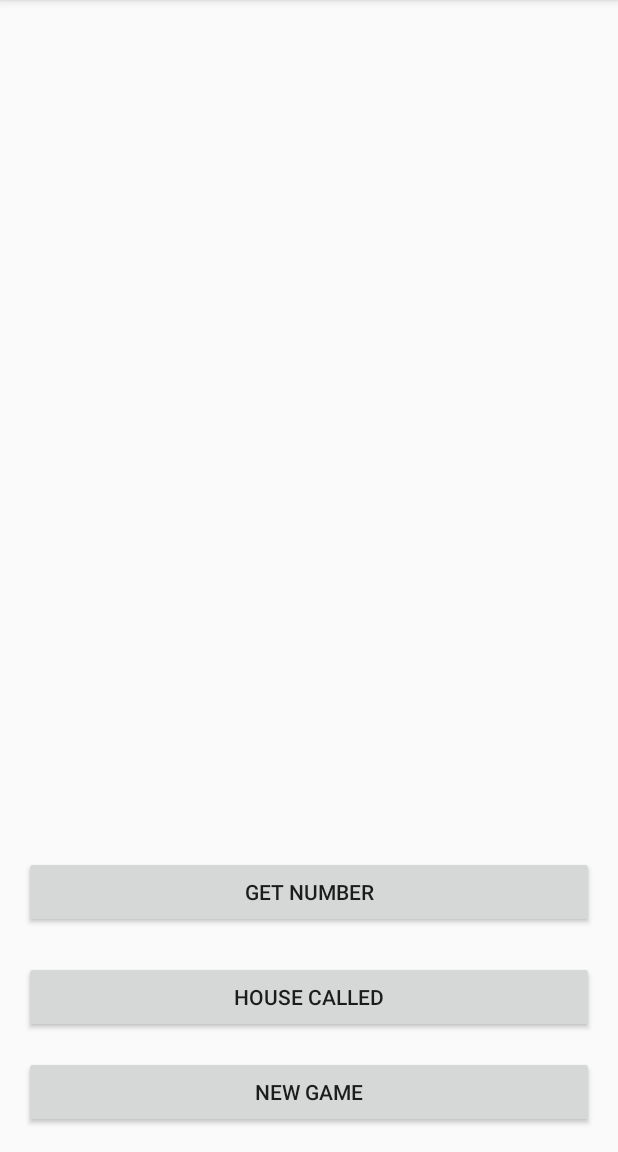
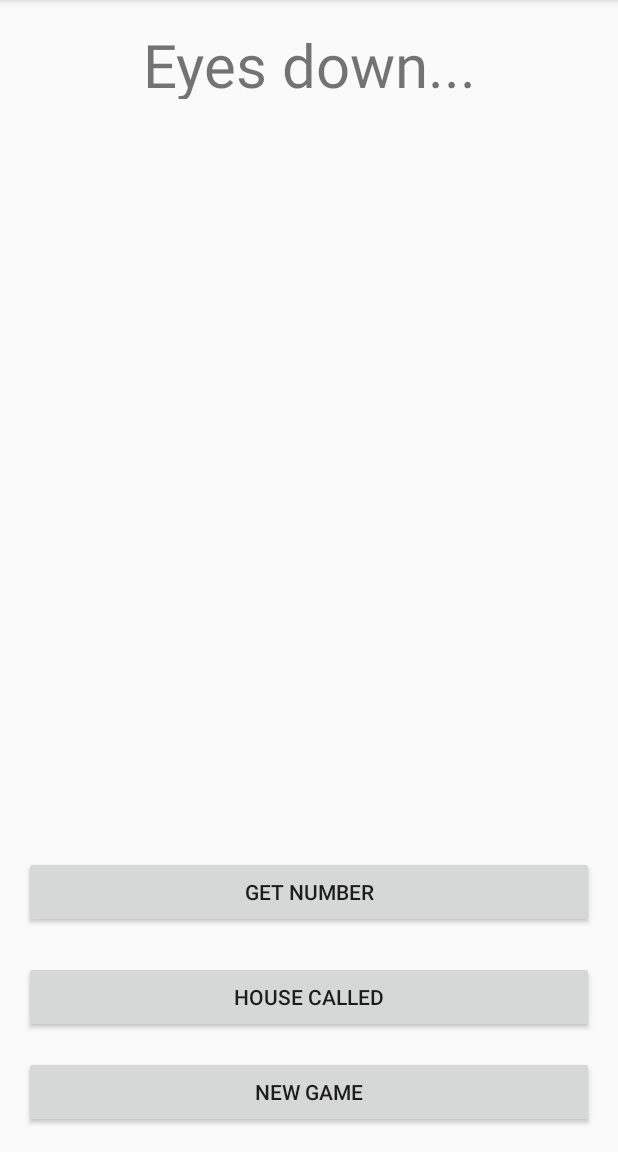
Before and after one commit to waspyfaeleith/android_bingo_machine, an Android app: the screen it shows after launch (BingoNumbersActivity), after a tap on "NEW GAME", on a phone screen of 412 x 824 dp, the part 84-1236 px from its top. Run offline under Robolectric (Android 15) with nearby library versions, the phone set to English and light mode, and no system bars.

Commit message:
added initial text

```diff
--- a/app/src/main/java/com/example/sandy/bingomachine/BingoNumbersActivity.java
+++ b/app/src/main/java/com/example/sandy/bingomachine/BingoNumbersActivity.java
@@ -30,6 +30,9 @@ public class BingoNumbersActivity extends AppCompatActivity {
 
         InputStream input = getResources().openRawResource(R.raw.lingo);
         bingoNumbers = new BingoNumbers(input);
+
+        String lingo = getResources().getString(R.string.eyes_down);
+        lingoText.setText(lingo);
     }
 
     public void getNumberButtonClick(View Button) {
@@ -58,5 +61,7 @@ public class BingoNumbersActivity extends AppCompatActivity {
         Log.d("Bingo Machine", "new game");
         bingoNumbers.resetNumbers();
         number.setText("");
+        String lingo = getResources().getString(R.string.eyes_down);
+        lingoText.setText(lingo);
     }
 }
--- a/app/src/main/res/values/strings.xml
+++ b/app/src/main/res/values/strings.xml
@@ -6,4 +6,5 @@
     <string name="house_called">House Called</string>
     <string name="checking_numbers">Checking numbers</string>
     <string name="last_number_called">Last number called was</string>
+    <string name="eyes_down">Eyes down...</string>
 </resources>
```
